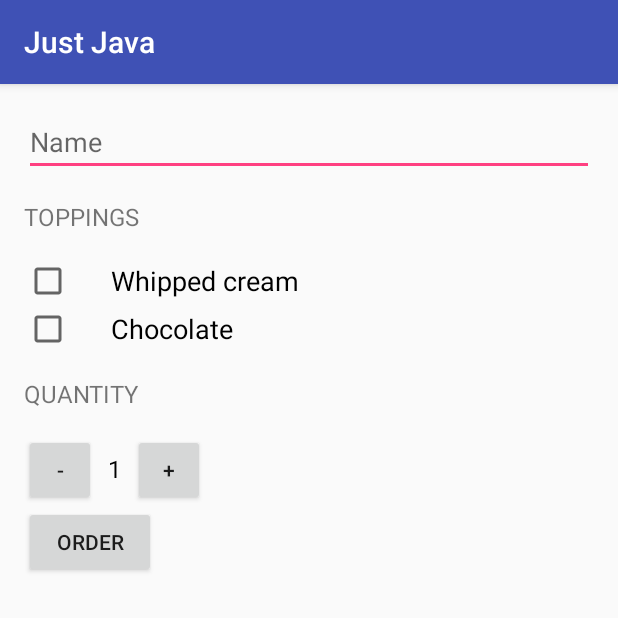
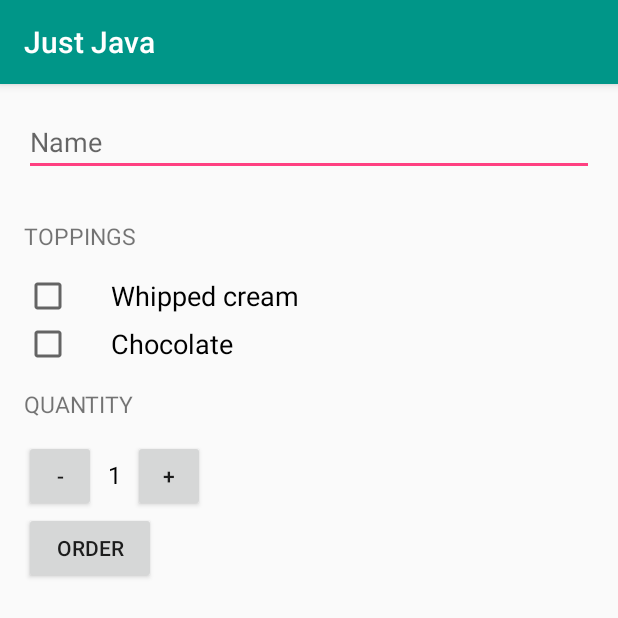
Before and after one commit to immanoj16/Price-Calculator, an Android app: the screen it shows after launch (MainActivity), on a phone screen of 412 x 824 dp, the top half of it. Run offline under Robolectric (Android 15) with nearby library versions, the phone set to English and light mode, and no system bars.

Commit message:
Add UI and add spanish version

```diff
--- a/app/src/main/res/layout/activity_main.xml
+++ b/app/src/main/res/layout/activity_main.xml
@@ -20,12 +20,8 @@
             android:inputType="textCapWords" />
 
         <TextView
-            android:layout_width="wrap_content"
-            android:layout_height="wrap_content"
-            android:layout_marginBottom="16dp"
             android:text="@string/toppings_text"
-            android:textAllCaps="true"
-            android:textSize="16dp" />
+            style="@style/HeaderTextStyle" />
 
         <CheckBox
             android:id="@+id/whipped_cream_checkbox"
@@ -44,13 +40,8 @@
             android:textAppearance="?android:textAppearanceMedium" />
 
         <TextView
-            android:layout_width="wrap_content"
-            android:layout_height="wrap_content"
-            android:layout_marginTop="16dp"
-            android:layout_marginBottom="16dp"
             android:text="@string/quantinty_name"
-            android:textAllCaps="true"
-            android:textSize="16dp" />
+            style="@style/HeaderTextStyle" />
 
         <LinearLayout
             android:layout_width="match_parent"
--- a/app/src/main/res/values/styles.xml
+++ b/app/src/main/res/values/styles.xml
@@ -3,9 +3,17 @@
     <!-- Base application theme. -->
     <style name="AppTheme" parent="Theme.AppCompat.Light.DarkActionBar">
         <!-- Customize your theme here. -->
-        <item name="colorPrimary">@color/colorPrimary</item>
-        <item name="colorPrimaryDark">@color/colorPrimaryDark</item>
-        <item name="colorAccent">@color/colorAccent</item>
+        <item name="colorPrimary">#009688</item>
+        <item name="colorPrimaryDark">#00796B</item>
+        <item name="colorAccent">#FF4081</item>
     </style>
 
+    <!-- Style for a header text view -->
+    <style name="HeaderTextStyle">
+        <item name="android:layout_width">wrap_content</item>
+        <item name="android:layout_height">48dp</item>
+        <item name="android:gravity">center_vertical</item>
+        <item name="android:textAllCaps">true</item>
+        <item name="android:textSize">15sp</item>
+    </style>
 </resources>
```
